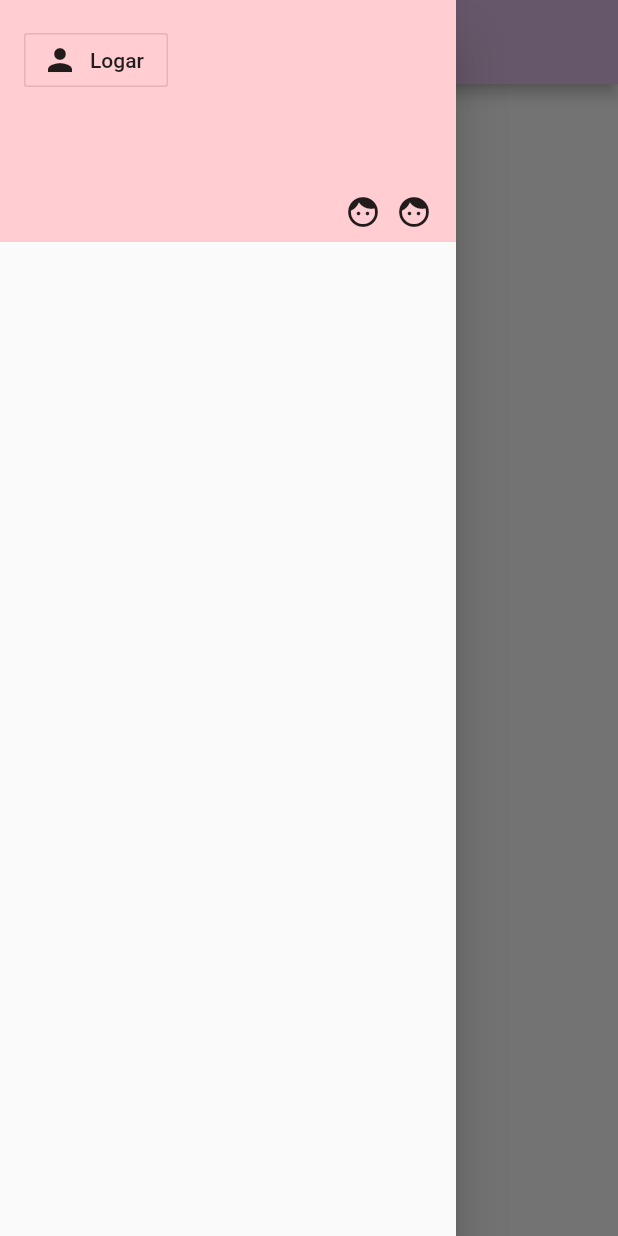
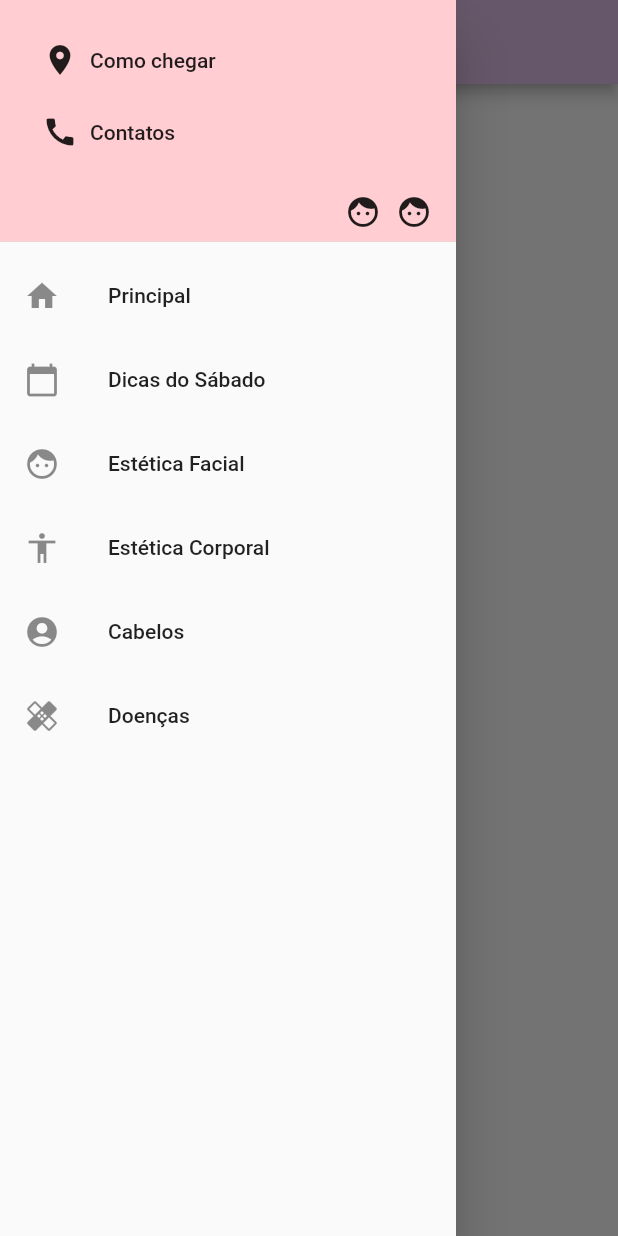
Before and after one commit to Marco-Parente/cau-dermato, a Flutter app: the screen it shows after launch, with the side drawer open, on a phone screen of 412 x 824 dp. Run offline on Flutter 3.47's test engine with Material 2 defaults, Android fonts, the phone set to English and light mode, and no system bars.

Commit message:
Added some drawer items

```diff
--- a/lib/UI/components/app_drawer.dart
+++ b/lib/UI/components/app_drawer.dart
@@ -3,7 +3,32 @@ import 'package:flutter/material.dart';
 
 // "Rua C-139 No 853 Sala 402 Medicorum Centro Clínico, Bairro Jardim América, Goiania-GO, CEP 74275-070"
 
-const List<_DrawerItem> items = [];
+const List<_DrawerItem> items = [
+  _DrawerItem(
+    title: "Principal",
+    icon: Icons.home,
+  ),
+  _DrawerItem(
+    title: "Dicas do Sábado",
+    icon: Icons.calendar_today,
+  ),
+  _DrawerItem(
+    title: "Estética Facial",
+    icon: Icons.face,
+  ),
+  _DrawerItem(
+    title: "Estética Corporal",
+    icon: Icons.accessibility,
+  ),
+  _DrawerItem(
+    title: "Cabelos",
+    icon: Icons.account_circle,
+  ),
+  _DrawerItem(
+    title: "Doenças",
+    icon: Icons.healing,
+  ),
+];
 
 class AppDrawer extends StatelessWidget {
   const AppDrawer({Key key}) : super(key: key);
@@ -20,9 +45,14 @@ class AppDrawer extends StatelessWidget {
             child: Column(
               crossAxisAlignment: CrossAxisAlignment.start,
               children: <Widget>[
-                OutlineButton.icon(
-                  icon: Icon(Icons.person),
-                  label: Text("Logar"),
+                FlatButton.icon(
+                  icon: Icon(Icons.place),
+                  label: Text("Como chegar"),
+                  onPressed: () {},
+                ),
+                FlatButton.icon(
+                  icon: Icon(Icons.call),
+                  label: Text("Contatos"),
                   onPressed: () {},
                 ),
                 Spacer(),
```
